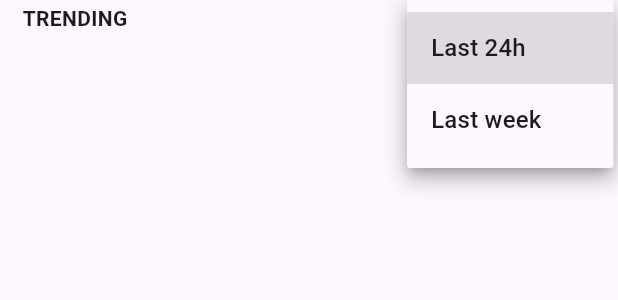
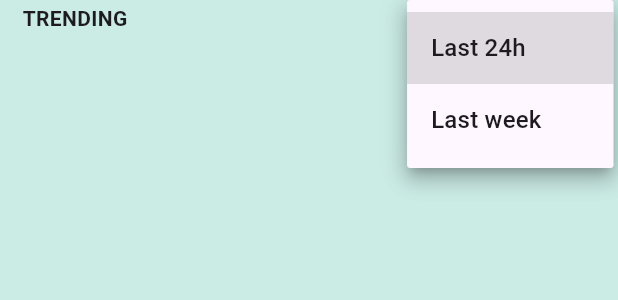
Before and after one commit to CarlosSPM91/Cursos, a Flutter app: the TrendingTimeWindow widget shown alone on an empty page, opened directly with empty values, after a tap on "Last 24h", on a phone screen of 412 x 824 dp. Shown: the top 300 px of the screen. Run offline on Flutter 3.47's test engine with Material 3 defaults, Android fonts, the phone set to English and light mode, and no system bars; our stand-ins replace cached_network_image, connectivity_plus, device_preview, extended_image, faker, flutter_secure_storage and 5 more; accounts and stored records are empty; generated files the repository leaves out were written again.

```diff
--- a/Flutter/tv_ratting_app/lib/app/my_app.dart
+++ b/Flutter/tv_ratting_app/lib/app/my_app.dart
@@ -1,5 +1,8 @@
 import 'package:flutter/material.dart';
+import 'package:provider/provider.dart';
 import 'package:tv_ratting_app/app/presentation/app_routes.dart';
+import 'package:tv_ratting_app/app/presentation/global/controller/theme_controller.dart';
+import 'package:tv_ratting_app/app/presentation/global/theme.dart';
 import 'package:tv_ratting_app/app/presentation/routes/routes.dart';
 
 class MyApp extends StatelessWidget {
@@ -7,6 +10,7 @@ class MyApp extends StatelessWidget {
 
   @override
   Widget build(BuildContext context) {
+    final ThemeController themeController = context.watch();
     return GestureDetector(
       onTap: () {
         FocusManager.instance.primaryFocus?.unfocus();
@@ -14,6 +18,7 @@ class MyApp extends StatelessWidget {
       child: MaterialApp(
         initialRoute: Routes.splash,
         routes: appRoutes,
+        theme: getTheme(themeController.darkMode),
       ),
     );
   }
--- a/Flutter/tv_ratting_app/lib/app/presentation/app_routes.dart
+++ b/Flutter/tv_ratting_app/lib/app/presentation/app_routes.dart
@@ -2,6 +2,7 @@ import 'package:flutter/material.dart';
 import 'package:tv_ratting_app/app/presentation/modules/favorites/views/favorites_view.dart';
 import 'package:tv_ratting_app/app/presentation/modules/home/views/home_view.dart';
 import 'package:tv_ratting_app/app/presentation/modules/offline/views/ofline_view.dart';
+import 'package:tv_ratting_app/app/presentation/modules/profile/views/profile_view.dart';
 import 'package:tv_ratting_app/app/presentation/modules/sign_in/views/sign_in_view.dart';
 import 'package:tv_ratting_app/app/presentation/modules/splash/views/splash_view.dart';
 import 'package:tv_ratting_app/app/presentation/routes/routes.dart';
@@ -13,5 +14,6 @@ Map<String, Widget Function(BuildContext)> get appRoutes {
     Routes.home: (context) => const HomeView(),
     Routes.offline: (context) => const OfflineView(),
     Routes.favorites: (context) => const FavoritesView(),
+    Routes.profile: (context) => const ProfileView(),
   };
 }
--- a/Flutter/tv_ratting_app/lib/app/presentation/global/colors.dart
+++ b/Flutter/tv_ratting_app/lib/app/presentation/global/colors.dart
@@ -0,0 +1,10 @@
+import 'package:flutter/material.dart';
+
+class AppColors {
+AppColors._();
+static const primary = Color(0xff1565c0);
+static const light = Color.fromARGB(255, 203, 235, 229);
+static const dark = Color(0xff000a12);
+static const darkLight = Color(0xff102027);
+
+}
--- /dev/null
+++ b/Flutter/tv_ratting_app/lib/app/presentation/global/controller/theme_controller.dart
@@ -0,0 +1,13 @@
+import 'package:flutter/foundation.dart';
+
+class ThemeController extends ChangeNotifier {
+  bool _darkMode;
+
+  ThemeController(this._darkMode);
+  bool get darkMode => _darkMode;
+
+  void onChanged(bool darkMode) {
+    _darkMode = darkMode;
+    notifyListeners();
+  }
+}
--- /dev/null
+++ b/Flutter/tv_ratting_app/lib/app/presentation/global/extensions/build_context_extension.dart
@@ -0,0 +1,8 @@
+
+import 'package:flutter/material.dart';
+
+extension BuildContextExt on BuildContext{
+  bool get darkMode{
+    return Theme.of(this).brightness == Brightness.dark;
+  }
+}
--- a/Flutter/tv_ratting_app/lib/app/presentation/modules/favorites/views/widgets/favorites_app_bar.dart
+++ b/Flutter/tv_ratting_app/lib/app/presentation/modules/favorites/views/widgets/favorites_app_bar.dart
@@ -10,7 +10,6 @@ class FavoritesAppBar extends StatelessWidget implements PreferredSizeWidget {
   @override
   Widget build(BuildContext context) {
     return AppBar(
-
       title: const Text("Favorites"),
       centerTitle: true,
       bottom: TabBar(
--- a/Flutter/tv_ratting_app/lib/app/presentation/modules/home/views/widgets/movies_and_series/trending_time_window.dart
+++ b/Flutter/tv_ratting_app/lib/app/presentation/modules/home/views/widgets/movies_and_series/trending_time_window.dart
@@ -1,5 +1,7 @@
 import 'package:flutter/material.dart';
 import 'package:tv_ratting_app/app/domain/time_window.dart';
+import 'package:tv_ratting_app/app/presentation/global/colors.dart';
+import 'package:tv_ratting_app/app/presentation/global/extensions/build_context_extension.dart';
 
 class TrendingTimeWindow extends StatelessWidget {
   const TrendingTimeWindow({
@@ -24,7 +26,7 @@ class TrendingTimeWindow extends StatelessWidget {
           ClipRRect(
             borderRadius: BorderRadius.circular(30),
             child: Material(
-              color: const Color(0xfff0f0f0),
+              color: context.darkMode? AppColors.dark : const Color(0xfff0f0f0),
               child: Padding(
                 padding: const EdgeInsets.symmetric(horizontal: 12),
                 child: DropdownButton<TimeWindow>(
--- a/Flutter/tv_ratting_app/lib/app/presentation/modules/movie/views/widgets/movie_app_bar.dart
+++ b/Flutter/tv_ratting_app/lib/app/presentation/modules/movie/views/widgets/movie_app_bar.dart
@@ -13,6 +13,9 @@ class MovieAppBar extends StatelessWidget implements PreferredSizeWidget {
     final FavoritesController favoritesController = context.watch();
     return AppBar(
       backgroundColor: Colors.transparent,
+      iconTheme: const IconThemeData(
+        color: Colors.white,
+      ),
       actions: controller.state.mapOrNull(
         loaded: (movieState) => [
           favoritesController.state.maybeMap(
--- a/Flutter/tv_ratting_app/lib/app/presentation/routes/routes.dart
+++ b/Flutter/tv_ratting_app/lib/app/presentation/routes/routes.dart
@@ -7,4 +7,5 @@ class Routes {
   static const offline = "/offline";
   static const movie = "/movie";
   static const favorites = "/favorites";
+  static const profile = "/profile";
 }
--- a/Flutter/tv_ratting_app/lib/main.dart
+++ b/Flutter/tv_ratting_app/lib/main.dart
@@ -24,6 +24,7 @@ import 'package:tv_ratting_app/app/my_app.dart';
 import 'package:tv_ratting_app/app/presentation/global/controller/favorites/favorites_controller.dart';
 import 'package:tv_ratting_app/app/presentation/global/controller/favorites/state/favorites_state.dart';
 import 'package:tv_ratting_app/app/presentation/global/controller/session_controller.dart';
+import 'package:tv_ratting_app/app/presentation/global/controller/theme_controller.dart';
 import 'package:url_strategy/url_strategy.dart';
 
 void main() {
@@ -80,6 +81,9 @@ void main() {
           accountRepository: context.read(),
         ),
       ),
+      ChangeNotifierProvider<ThemeController>(
+        create: (_) => ThemeController(false),
+      ),
     ], child: const MyApp()),
   );
 }
--- a/Flutter/tv_ratting_app/pubspec.yaml
+++ b/Flutter/tv_ratting_app/pubspec.yaml
@@ -21,6 +21,7 @@ dependencies:
   extended_image: ^9.1.0
   flutter_svg: ^2.0.16
   url_strategy: ^0.3.0
+  google_fonts: ^6.2.1
 
 
 dev_dependencies:
```
Also changed, not shown: Flutter/tv_ratting_app/lib/app/presentation/global/theme.dart (added, +51 -0 lines), Flutter/tv_ratting_app/lib/app/presentation/modules/home/views/home_view.dart (+3 -5 lines), Flutter/tv_ratting_app/lib/app/presentation/modules/profile/views/profile_view.dart (added, +31 -0 lines), Flutter/tv_ratting_app/pubspec.lock.
